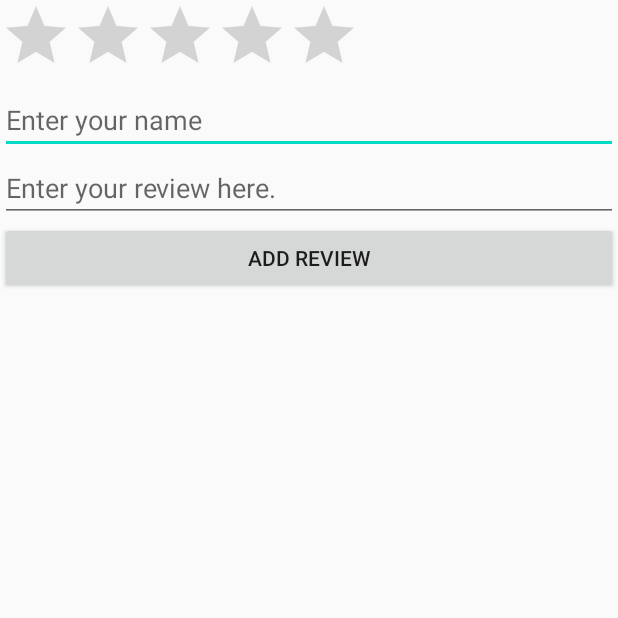
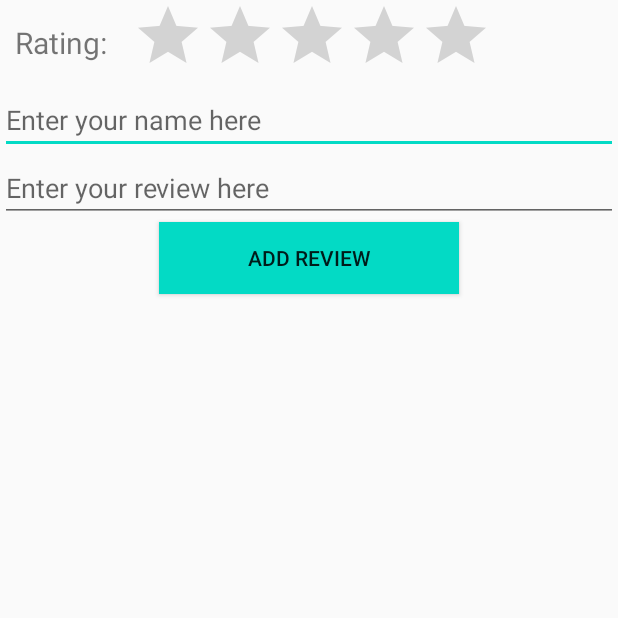
Before and after one commit to ETS-Android3/BiteSize, an Android app: the ReviewsActivity screen opened directly, with no data from a screen before it, on a phone screen of 412 x 824 dp, the top half of it. Run offline under Robolectric (Android 15) with nearby library versions, the phone set to English and light mode, and no system bars; our stand-ins replace Firebase (no records; nobody signed in at launch, a user with empty details on screens opened directly).

Commit message:
Style review page

```diff
--- a/app/src/main/res/layout/activity_reviews.xml
+++ b/app/src/main/res/layout/activity_reviews.xml
@@ -7,7 +7,20 @@
     android:orientation="vertical"
     tools:context=".MainActivity">
 
+    <LinearLayout
+        android:layout_width="wrap_content"
+        android:layout_height="wrap_content"
+        android:orientation="horizontal">
 
+        <TextView
+            android:id="@+id/rating"
+            android:layout_width="88dp"
+            android:layout_height="wrap_content"
+            android:layout_gravity="center"
+            android:paddingStart="10dp"
+            android:ems="10"
+            android:text="@string/rating"
+            android:textSize="20sp" />
 
         <RatingBar
             android:numStars="5"
@@ -15,6 +28,8 @@
             android:id="@+id/reviewRatingBar"
             android:layout_width="wrap_content"
             android:layout_height="wrap_content" />
+
+    </LinearLayout>
 
     <EditText
         android:id="@+id/editTextName"
@@ -32,15 +47,17 @@
 
     <Button
         android:id="@+id/buttonAddReview"
-        android:layout_width="match_parent"
+        android:layout_width="200dp"
         android:layout_height="wrap_content"
+        android:background="@color/colorAccent"
+        android:layout_gravity="center"
         android:text="@string/add_review" />
 
 
     <ListView
         android:id="@+id/lvReviews"
         android:layout_width="match_parent"
-        android:layout_height="match_parent" />
-
+        android:layout_height="match_parent"
+        android:layout_marginTop="25dp"/>
 
 </LinearLayout>
--- a/app/src/main/res/values/strings.xml
+++ b/app/src/main/res/values/strings.xml
@@ -1,23 +1,22 @@
 <resources>
-    <string name="app_name">Bite Size</string>
+    <string name="app_name">Bite-Size</string>
     <string name="instagram_text">Check out their Instagram</string>
     <string name="location">Location</string>
     <string name="menu_text">Check out their Menu</string>
     <string name="title_activity_menu">MenuActivity</string>
-    <!-- Strings used for fragments for navigation -->
     <string name="first_fragment_label">First Fragment</string>
     <string name="second_fragment_label">Second Fragment</string>
     <string name="next">Next</string>
     <string name="previous">Previous</string>
-
     <string name="hello_first_fragment">Hello first fragment</string>
     <string name="hello_second_fragment">Hello second fragment. Arg: %1$s</string>
     <string name="all_businesses">All Businesses</string>
     <string name="most_popular">Most Popular</string>
-    <string name="search">Search...</string>
-    <string name="bite_size">Bite Size</string>
+    <string name="search">Search…</string>
+    <string name="bite_size">Bite-Size</string>
     <string name="check_out_their_reviews">Check out their Reviews</string>
-    <string name="enter_your_name">Enter your name</string>
+    <string name="enter_your_name">Enter your name here</string>
+    <string name="rating">Rating: </string>
     <string name="add_review">Add Review</string>
-    <string name="enter_your_review_here">Enter your review here.</string>
+    <string name="enter_your_review_here">Enter your review here</string>
 </resources>
```
Also changed, not shown: app/src/main/java/com/example/bitesize/ReviewListAdapter.java (+4 -4 lines), app/src/main/res/layout/review_recycler_items.xml (added, +67 -0 lines). Lines whose indentation alone changed are shown as unchanged.
